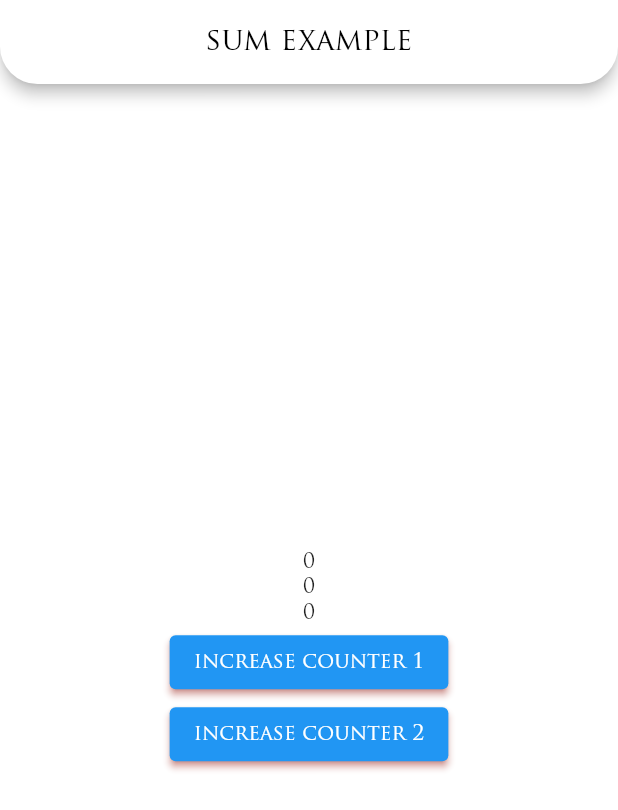
After one commit to anassrasheed/fip5, a Flutter app: the InitPage screen opened directly, after a tap on "go to sum example", on a phone screen of 412 x 824 dp. The commit adds this screen. Shown: the top 810 px of the screen. Run offline on Flutter 3.47's test engine with Material 2 defaults, Android fonts, the phone set to English and light mode, and no system bars; our stand-ins replace firebase_auth, firebase_core, flutter_spinkit, get, image_picker, lottie and 5 more; missing offline and left inert: adaptive_action_sheet; accounts and stored records are empty; key blocks and very long unbroken strings in the code were emptied for the run.

Commit message:
feat: handle notes

```diff
--- a/lib/getx/counter_example/couter_controller.dart
+++ b/lib/getx/counter_example/couter_controller.dart
@@ -1,18 +1,24 @@
 import 'package:get/get.dart';
-
-import 'counter_model.dart';
 
 class CounterController extends GetxController {
   // inheritance
   // var model = CounterModel().obs; // reactive listen stream
-  var counter = 0.obs;
-  var counter2 = 0.obs;
+  RxInt counter = 0.obs;
+  RxInt counter2 = 0.obs;
+
+  // var counter2 = 0.obs;
 
   void incrementCounter() {
     counter.value++;
   }
 
-  void decreaseCounter() {
+  void incrementCounter2() {
+    counter2.value++;
+  }
+
+  void decrementCounter() {
     counter.value--;
   }
+
+  // recursion for
 }
--- /dev/null
+++ b/lib/getx/get_binding/init_page.dart
@@ -0,0 +1,38 @@
+import 'package:fip5/getx/sum_example/sum_result.dart';
+import 'package:fip5/main_ui.dart';
+import 'package:fip5/utils/ui/common_views.dart';
+import 'package:flutter/material.dart';
+import 'package:get/get.dart';
+
+import '../sum_example/sum_controller.dart';
+import '../sum_example/sum_view.dart';
+
+class InitPage extends StatelessWidget {
+  InitPage({Key? key}) : super(key: key);
+
+  // SumController controller = Get.put(SumController());
+ // offline  without internet   -- local storage  / sqlite
+  // online with internet   firebase / api
+  @override
+  Widget build(BuildContext context) {
+    return Scaffold(
+      appBar: CommonViews().getAppBar(title: "Init page"),
+      body: Center(
+        child: Column(mainAxisAlignment: MainAxisAlignment.center, children: [
+          ElevatedButton(
+              onPressed: () {
+                Get.to(() => SumView(), binding: BindingsBuilder(() {
+                  Get.put(SumController());
+                }));
+              },
+              child: Text("go to sum example")),
+          ElevatedButton(
+              onPressed: () {
+                Get.to(() => SumResult());
+              },
+              child: Text("go to sum Result")),
+        ]),
+      ),
+    );
+  }
+}
--- /dev/null
+++ b/lib/getx/sum_example/sum_controller.dart
@@ -0,0 +1,18 @@
+import 'package:get/get.dart';
+
+class SumController extends GetxController {
+  var counter = 0.obs;
+  var counter2 = 0.obs;
+
+  void incrementCounter1() {
+    counter++;
+    // update();
+  }
+
+  void incrementCounter2() {
+    counter2++;
+    // update();
+  }
+
+  int get sum => counter.value + counter2.value;
+}
--- /dev/null
+++ b/lib/getx/sum_example/sum_result.dart
@@ -0,0 +1,44 @@
+import 'package:fip5/getx/counter_example/couter_controller.dart';
+import 'package:fip5/getx/sum_example/sum_controller.dart';
+import 'package:fip5/utils/ui/common_views.dart';
+import 'package:flutter/material.dart';
+import 'package:get/get.dart';
+
+class SumResult extends StatelessWidget {
+  SumResult({Key? key}) : super(key: key);
+
+  SumController controller = Get.find(); // inject init
+
+  @override
+  Widget build(BuildContext context) {
+    return Scaffold(
+      appBar: CommonViews().getAppBar(title: "sum Result"),
+      body: Center(
+        child: Column(mainAxisAlignment: MainAxisAlignment.center, children: [
+          Obx(() {
+            print("counter 1");
+            return Text(controller.counter.value.toString());
+          }),
+          Obx(() {
+            print("counter 2");
+            return Text(controller.counter2.value.toString());
+          }),
+          Obx(() {
+            print("sum");
+            return Text(controller.sum.toString());
+          }),
+          ElevatedButton(
+              onPressed: () {
+                controller.incrementCounter1();
+              },
+              child: Text("increase counter 1")),
+          ElevatedButton(
+              onPressed: () {
+                controller.incrementCounter2();
+              },
+              child: Text("increase counter 2")),
+        ]),
+      ),
+    );
+  }
+}
--- /dev/null
+++ b/lib/getx/sum_example/sum_view.dart
@@ -0,0 +1,44 @@
+import 'package:fip5/getx/counter_example/couter_controller.dart';
+import 'package:fip5/getx/sum_example/sum_controller.dart';
+import 'package:fip5/utils/ui/common_views.dart';
+import 'package:flutter/material.dart';
+import 'package:get/get.dart';
+
+class SumView extends StatelessWidget {
+  SumView({Key? key}) : super(key: key);
+
+  SumController controller = Get.find();// inject init dont cache
+
+  @override
+  Widget build(BuildContext context) {
+    return Scaffold(
+      appBar: CommonViews().getAppBar(title: "sum example"),
+      body: Center(
+        child: Column(mainAxisAlignment: MainAxisAlignment.center, children: [
+          Obx(() {
+            print("counter 1");
+            return Text(controller.counter.value.toString());
+          }),
+          Obx(() {
+            print("counter 2");
+            return Text(controller.counter2.value.toString());
+          }),
+          Obx(() {
+            print("sum");
+            return Text(controller.sum.toString());
+          }),
+          ElevatedButton(
+              onPressed: () {
+                controller.incrementCounter1();
+              },
+              child: Text("increase counter 1")),
+          ElevatedButton(
+              onPressed: () {
+                controller.incrementCounter2();
+              },
+              child: Text("increase counter 2")),
+        ]),
+      ),
+    );
+  }
+}
--- a/pubspec.yaml
+++ b/pubspec.yaml
@@ -49,6 +49,9 @@ dependencies:
   lottie:
   image_picker: 1.0.4
   get: 4.6.5
+  firebase_core:
+  firebase_auth:
+  flutter_spinkit:
 dev_dependencies:
   flutter_test:
     sdk: flutter
```
Also changed, not shown: lib/config/firebase_error/firebase_error_messages.dart (added, +32 -0 lines), lib/getx/counter_example/counter_view.dart (+44 -45 lines), lib/main_ui.dart (+18 -5 lines), lib/old/oop14.dart (added, +28 -0 lines), lib/screens/register/register_controller.dart (added, +58 -0 lines), lib/screens/register/register_screen.dart (+58 -14 lines), lib/utils/ui/common_views.dart (+20 -2 lines), lib/utils/ui/progress_hud.dart (added, +44 -0 lines), lib/firebase_options.dart (added), lib/getx/sum_example/sum_model.dart (added), pubspec.lock, 3 other files.
